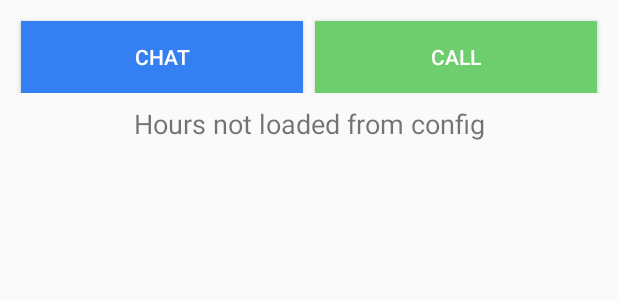
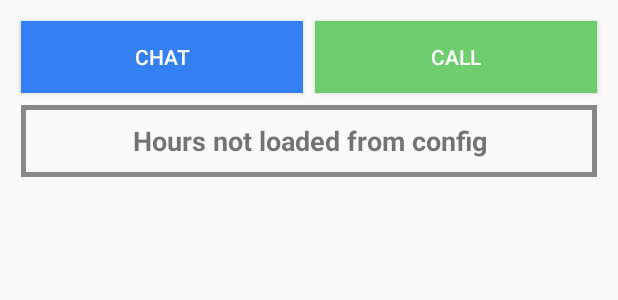
Before and after one commit to simonsso/Pet-Shop-Boy, an Android app: the layout activity_main.xml on its own in the app's theme, with its tools: preview values and no code run, on a phone screen of 412 x 824 dp. Shown: the top 300 px of the screen. Run offline under Robolectric (Android 15) with nearby library versions, the phone set to English and light mode, and no system bars.

Commit message:
Layout style added border and alignment

```diff
--- a/app/src/main/java/net/thesimson/petshopboy/MainActivity.kt
+++ b/app/src/main/java/net/thesimson/petshopboy/MainActivity.kt
@@ -17,22 +17,20 @@ import kotlin.concurrent.thread
 
 class MainActivity : AppCompatActivity() {
 
+    @UiThread
     fun displayOpenHours() {
         // build alert dialog
         val dialogBuilder = AlertDialog.Builder(this)
 
         // set message of alert dialog
-
         val storeOpenGreetingMessage:String = if( ShopHours.isShopOpen(Calendar.getInstance()) ){
                 resources.getString(R.string.thanksshopopen)
             }else {
                 resources.getString(R.string.thanksshopclosed)
         }
         dialogBuilder.setMessage(storeOpenGreetingMessage)
-            // if the dialog is cancelable
             .setCancelable(false)
-            // negative button text and action
-            .setPositiveButton(resources.getString(R.string.ok), DialogInterface.OnClickListener { dialog, id ->
+            .setPositiveButton(resources.getString(R.string.ok), DialogInterface.OnClickListener { dialog, _id ->
                 dialog.cancel()
             })
 
--- a/app/src/main/java/net/thesimson/petshopboy/PetRecyclerViewAdapter.kt
+++ b/app/src/main/java/net/thesimson/petshopboy/PetRecyclerViewAdapter.kt
@@ -91,8 +91,8 @@ class SensorListRecyclerViewAdapter(private var context: Context, private var da
 //    }
 
     class ViewHolder(itemView: View) : RecyclerView.ViewHolder(itemView) {
-        val textView:TextView =itemView!!.findViewById(R.id.petRVTextView)
-        val icon:ImageView =itemView!!.findViewById(R.id.petRVImageView)
-        val top:LinearLayout =itemView!!.findViewById(R.id.petRVLinearLayout)
+        val textView:TextView =itemView.findViewById(R.id.petRVTextView)
+        val icon:ImageView =itemView.findViewById(R.id.petRVImageView)
+        val top:LinearLayout =itemView.findViewById(R.id.petRVLinearLayout)
     }
 }
--- /dev/null
+++ b/app/src/main/res/drawable/blackborder.xml
@@ -0,0 +1,4 @@
+<shape xmlns:android="http://schemas.android.com/apk/res/android" android:shape="rectangle" >
+    <solid android:color="@android:color/transparent" />
+    <stroke android:width="3dp" android:color="@color/colorAccent"/>
+</shape>
--- a/app/src/main/res/layout/activity_main.xml
+++ b/app/src/main/res/layout/activity_main.xml
@@ -20,10 +20,11 @@
         <Button
             android:id="@+id/chat_button"
             android:layout_width="0dp"
-            android:layout_height="wrap_content"
+            android:layout_height="48dp"
             android:layout_marginStart="4dp"
             android:layout_marginTop="4dp"
             android:layout_marginEnd="4dp"
+            android:layout_marginBottom="8dp"
             android:layout_weight="1"
             android:background="@color/button_blue"
             android:text="@string/chatme"
@@ -33,10 +34,11 @@
         <Button
             android:id="@+id/call_button"
             android:layout_width="0dp"
-            android:layout_height="wrap_content"
+            android:layout_height="48dp"
             android:layout_marginStart="4dp"
             android:layout_marginTop="4dp"
             android:layout_marginEnd="4dp"
+            android:layout_marginBottom="8dp"
             android:layout_weight="1"
             android:background="@color/button_green"
             android:text="@string/callme"
@@ -48,11 +50,18 @@
     <TextView
         android:id="@+id/workHours"
         android:layout_width="0dp"
-        android:layout_height="wrap_content"
-        android:layout_margin="8dp"
+        android:layout_height="48dp"
+        android:layout_marginStart="4dp"
+        android:layout_marginEnd="4dp"
+
+        android:background="@drawable/blackborder"
         android:text="@string/hours_not_loaded_from_config"
         android:textAlignment="center"
-        android:textSize="18sp"
+        android:layout_gravity="center"
+        android:gravity="center"
+        android:textSize="18dp"
+        android:textStyle="bold"
+        android:typeface="sans"
         app:layout_constraintEnd_toEndOf="parent"
         app:layout_constraintStart_toStartOf="parent"
         app:layout_constraintTop_toBottomOf="@id/callchatbar" />
@@ -60,6 +69,9 @@
     <androidx.recyclerview.widget.RecyclerView
         android:id="@+id/recycler_view"
         android:layout_width="match_parent"
+        android:layout_marginStart="4dp"
+        android:layout_marginEnd="4dp"
+        android:layout_marginTop="4dp"
         android:layout_height="0dp"
         app:layout_constraintBottom_toBottomOf="parent"
         app:layout_constraintTop_toBottomOf="@+id/workHours" />
--- a/app/src/main/res/layout/pet_row_item.xml
+++ b/app/src/main/res/layout/pet_row_item.xml
@@ -16,7 +16,9 @@
     <TextView
         android:id="@+id/petRVTextView"
         android:layout_width="match_parent"
-        android:layout_height="match_parent"
+        android:layout_height="wrap_content"
+        android:layout_gravity="center|left"
+        android:layout_marginLeft="8dp"
         android:text="TextView" />
 
 </LinearLayout>
--- a/app/src/main/res/values/colors.xml
+++ b/app/src/main/res/values/colors.xml
@@ -2,7 +2,7 @@
 <resources>
     <color name="colorPrimary">#d0d0d0</color>
     <color name="colorPrimaryDark">#333333</color>
-    <color name="colorAccent">#D81B60</color>
+    <color name="colorAccent">#888888</color>
     <color name="button_text_white">#FFFFFF</color>
     <color name="button_blue">#3480f3</color>
     <color name="button_green">#6ece6d</color>
```
